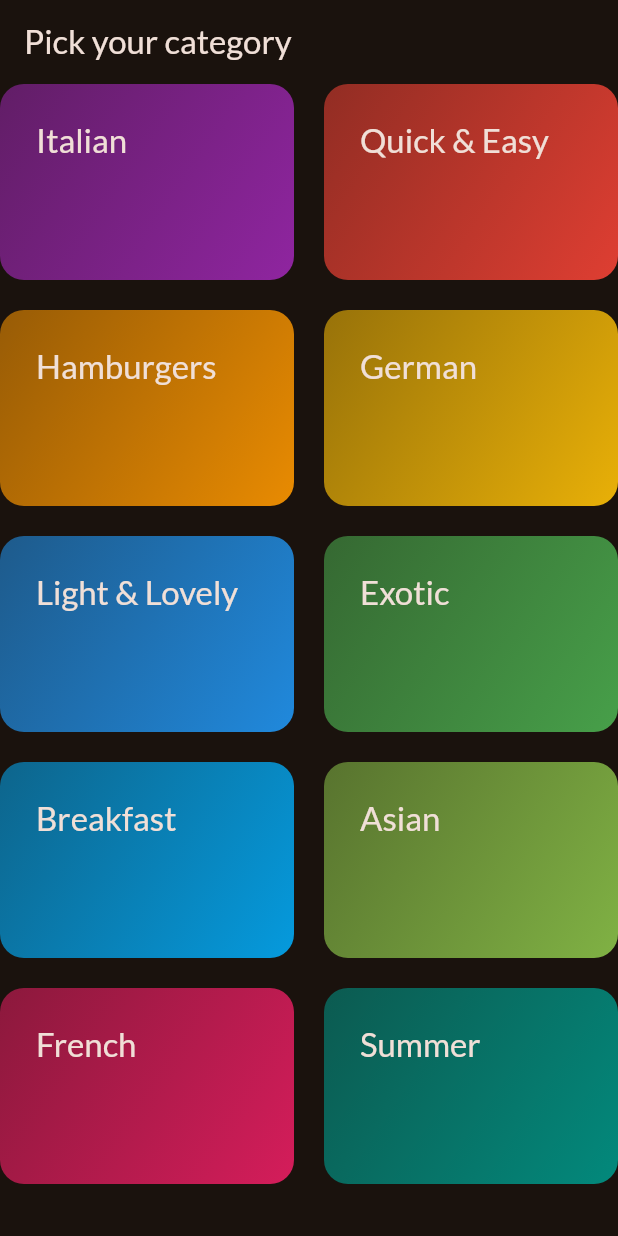
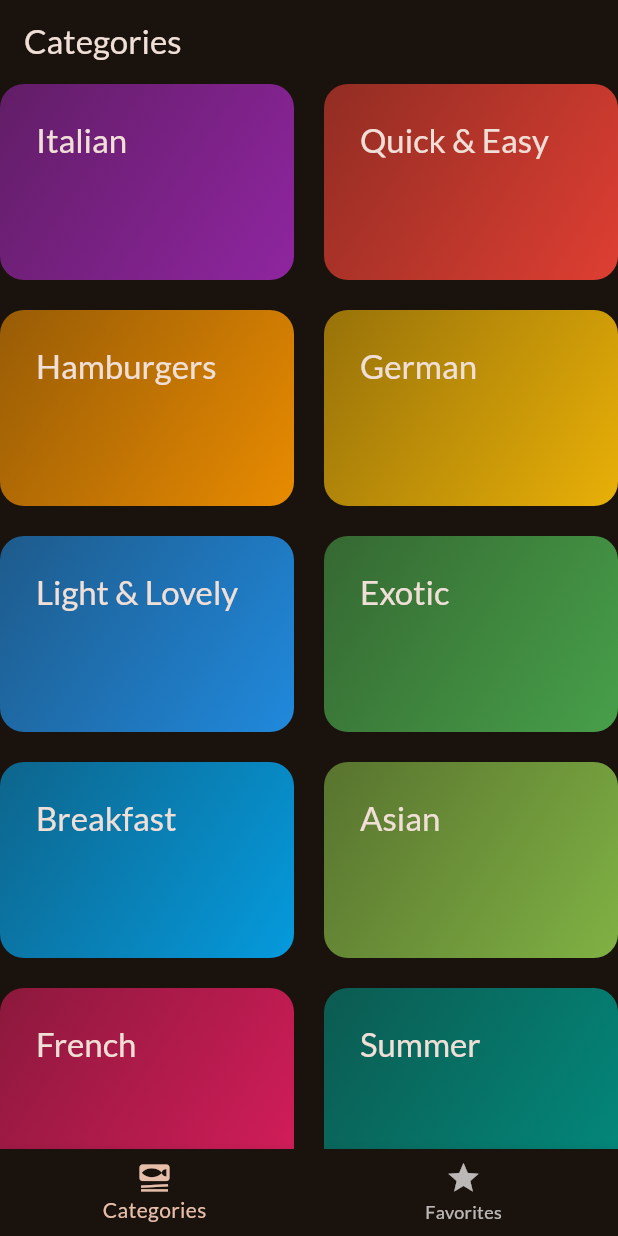
Before and after one commit to rafagomez92/meals_app, a Flutter app: the screen it shows after launch, on a phone screen of 412 x 824 dp. Run offline on Flutter 3.47's test engine with Material 3 defaults, Android fonts, the phone set to English and light mode, and no system bars; our stand-ins replace google_fonts, transparent_image.

```diff
--- a/lib/main.dart
+++ b/lib/main.dart
@@ -1,7 +1,6 @@
 import 'package:flutter/material.dart';
-
 import 'package:google_fonts/google_fonts.dart';
-import 'package:meals/screens/categories.dart';
+import 'package:meals/screens/tabs.dart';
 
 final theme = ThemeData(
   useMaterial3: true,
@@ -23,7 +22,7 @@ class App extends StatelessWidget {
   Widget build(BuildContext context) {
     return MaterialApp(
       theme: theme,
-      home: const CategoriesScreen(),
+      home: const TabsScreen(),
     );
   }
 }
--- a/lib/screens/categories.dart
+++ b/lib/screens/categories.dart
@@ -18,11 +18,7 @@ class CategoriesScreen extends StatelessWidget {
 
   @override
   Widget build(BuildContext context) {
-    return Scaffold(
-      appBar: AppBar(
-        title: const Text("Pick your category"),
-      ),
-      body: GridView(
+    return GridView(
       gridDelegate: const SliverGridDelegateWithFixedCrossAxisCount(
           crossAxisCount: 2,
           childAspectRatio: 3 / 2,
@@ -37,7 +33,6 @@ class CategoriesScreen extends StatelessWidget {
             },
           )
       ],
-      ),
     );
   }
 }
--- /dev/null
+++ b/lib/screens/tabs.dart
@@ -0,0 +1,45 @@
+import 'package:flutter/material.dart';
+import 'package:meals/screens/categories.dart';
+import 'package:meals/screens/meals.dart';
+
+class TabsScreen extends StatefulWidget {
+  const TabsScreen({super.key});
+
+  @override
+  State<TabsScreen> createState() => _TabsScreenState();
+}
+
+class _TabsScreenState extends State<TabsScreen> {
+  int _selectedPageIndex = 0;
+
+  void _selectPage(int index) {
+    setState(() {
+      _selectedPageIndex = index;
+    });
+  }
+
+  @override
+  Widget build(BuildContext context) {
+    Widget activePage = const CategoriesScreen();
+    var activePageTitle = 'Categories';
+    if (_selectedPageIndex == 1) {
+      activePage = const MealsScreen(meals: []);
+      activePageTitle = 'Your Favorites';
+    }
+    return Scaffold(
+      appBar: AppBar(
+        title: Text(activePageTitle),
+      ),
+      body: activePage,
+      bottomNavigationBar: BottomNavigationBar(
+        currentIndex: _selectedPageIndex,
+        onTap: _selectPage,
+        items: const [
+          BottomNavigationBarItem(
+              icon: Icon(Icons.set_meal), label: "Categories"),
+          BottomNavigationBarItem(icon: Icon(Icons.star), label: "Favorites")
+        ],
+      ),
+    );
+  }
+}
```
Also changed, not shown: lib/screens/meal_details.dart (added, +61 -0 lines), lib/screens/meals.dart (+18 -4 lines), lib/widgets/meal_item.dart (+5 -2 lines). Lines whose indentation alone changed are shown as unchanged.
